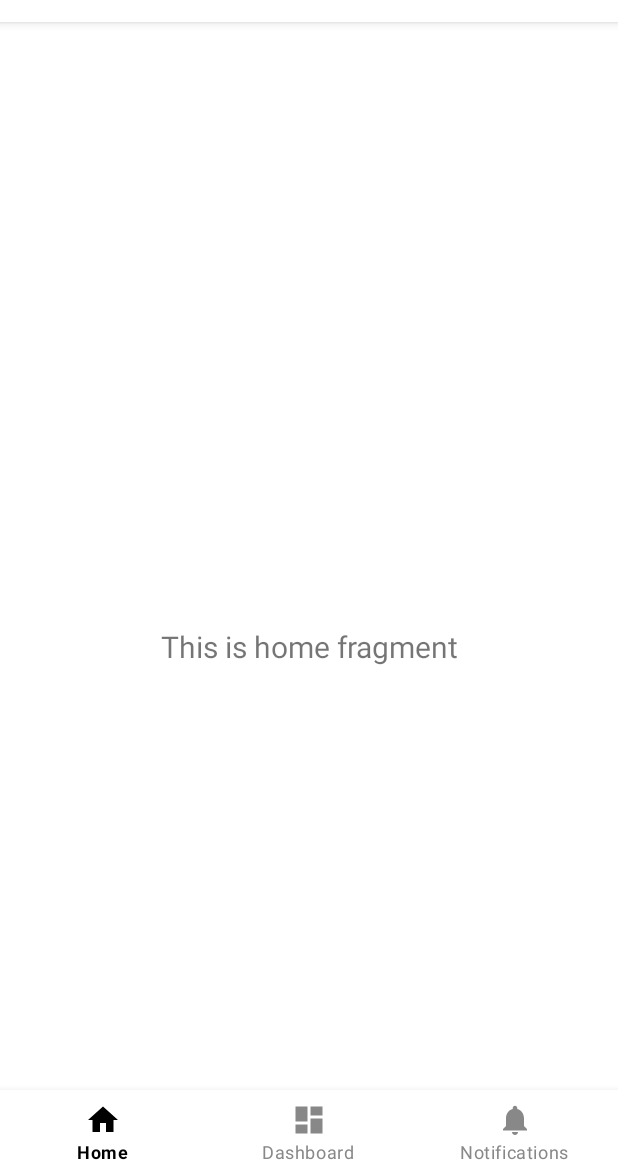
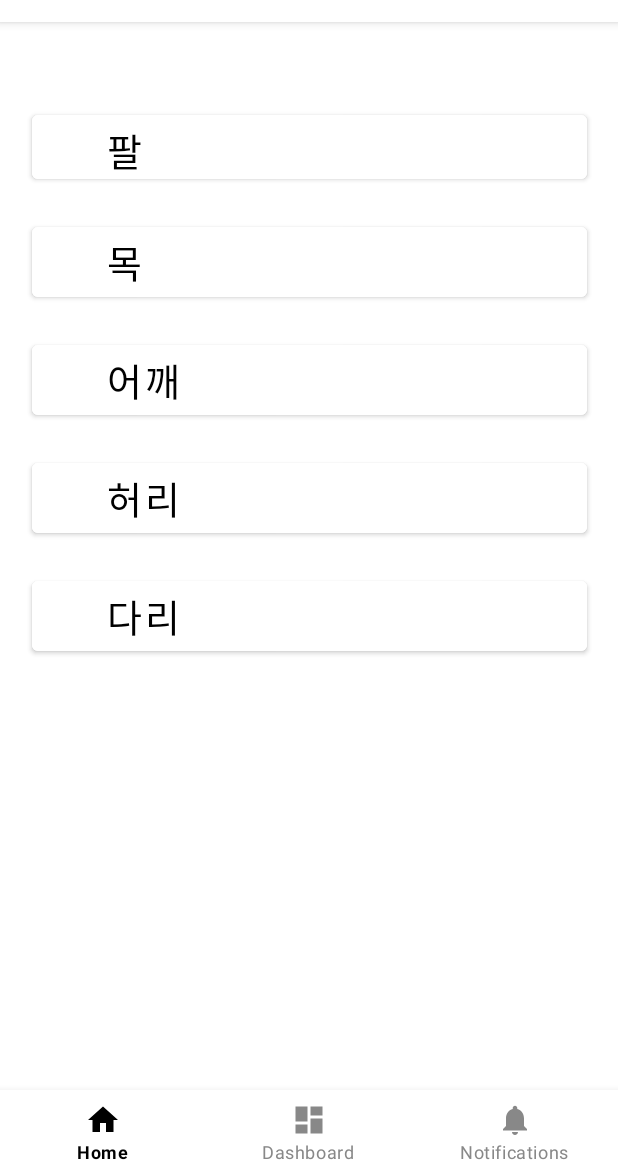
Before and after one commit to sihyun0506/Rehabili_Sample01, an Android app: the screen it shows after launch (MainActivity), on a phone screen of 412 x 824 dp, the part 62-1236 px from its top. Run offline under Robolectric (Android 15) with nearby library versions, the light colour scheme and no system bars; our stand-ins replace navigation-ui; 2 statements that could not run were skipped.

Commit message:
버튼 수정

```diff
--- a/app/src/main/res/layout/fragment_home.xml
+++ b/app/src/main/res/layout/fragment_home.xml
@@ -6,17 +6,92 @@
     android:layout_height="match_parent"
     tools:context=".ui.home.HomeFragment">
 
-    <TextView
-        android:id="@+id/text_home"
-        android:layout_width="match_parent"
+    <Button
+        android:id="@+id/btn_1"
+        android:layout_width="370dp"
         android:layout_height="wrap_content"
-        android:layout_marginStart="8dp"
-        android:layout_marginTop="8dp"
-        android:layout_marginEnd="8dp"
-        android:textAlignment="center"
-        android:textSize="20sp"
-        app:layout_constraintBottom_toBottomOf="parent"
+        android:backgroundTint="@color/white"
+        android:paddingStart="50dp"
+        android:paddingEnd="50dp"
+        android:paddingBottom="-10dp"
+        android:text="팔"
+        android:textSize="25dp"
+        android:textAlignment="viewStart"
+        android:textColor="@color/black"
         app:layout_constraintEnd_toEndOf="parent"
         app:layout_constraintStart_toStartOf="parent"
-        app:layout_constraintTop_toTopOf="parent" />
+        app:layout_constraintTop_toTopOf="parent"
+        android:gravity="start" />
+
+    <Button
+        android:id="@+id/btn_2"
+        android:layout_width="370dp"
+        android:layout_height="wrap_content"
+        android:layout_marginTop="20dp"
+        android:backgroundTint="@color/white"
+        android:paddingStart="50dp"
+        android:paddingEnd="30dp"
+        android:text="목"
+        android:textAlignment="viewStart"
+        android:textColor="@color/black"
+        android:textSize="25dp"
+        app:layout_constraintEnd_toEndOf="@+id/btn_1"
+        app:layout_constraintStart_toStartOf="@+id/btn_1"
+        app:layout_constraintTop_toBottomOf="@+id/btn_1"
+        android:paddingLeft="50dp"
+        android:paddingRight="30dp"
+        android:gravity="start" />
+
+    <Button
+        android:id="@+id/btn_3"
+        android:layout_width="370dp"
+        android:layout_height="wrap_content"
+        android:layout_marginTop="20dp"
+        android:backgroundTint="@color/white"
+        android:paddingStart="50dp"
+        android:paddingEnd="50dp"
+        android:text="어깨"
+        android:textAlignment="viewStart"
+        android:textColor="@color/black"
+        android:textSize="25dp"
+        app:layout_constraintEnd_toEndOf="parent"
+        app:layout_constraintStart_toStartOf="parent"
+        app:layout_constraintTop_toBottomOf="@+id/btn_2"
+        android:gravity="start" />
+
+    <Button
+        android:id="@+id/btn_4"
+        android:layout_width="370dp"
+        android:layout_height="wrap_content"
+        android:layout_marginTop="20dp"
+        android:backgroundTint="@color/white"
+        android:paddingStart="50dp"
+        android:paddingEnd="50dp"
+        android:text="허리"
+        android:textAlignment="viewStart"
+        android:textColor="@color/black"
+        android:textSize="25dp"
+        app:layout_constraintEnd_toEndOf="parent"
+        app:layout_constraintStart_toStartOf="parent"
+        app:layout_constraintTop_toBottomOf="@+id/btn_3"
+        android:gravity="start" />
+
+    <Button
+        android:id="@+id/btn_5"
+        android:layout_width="370dp"
+        android:layout_height="wrap_content"
+        android:layout_marginTop="20dp"
+        android:backgroundTint="@color/white"
+        android:paddingStart="50dp"
+        android:paddingEnd="50dp"
+        android:text="다리"
+        android:textAlignment="viewStart"
+        android:textColor="@color/black"
+        android:textSize="25dp"
+        app:layout_constraintEnd_toEndOf="parent"
+        app:layout_constraintStart_toStartOf="parent"
+        app:layout_constraintTop_toBottomOf="@+id/btn_4"
+        android:gravity="start" />
+
+
 </androidx.constraintlayout.widget.ConstraintLayout>
```
